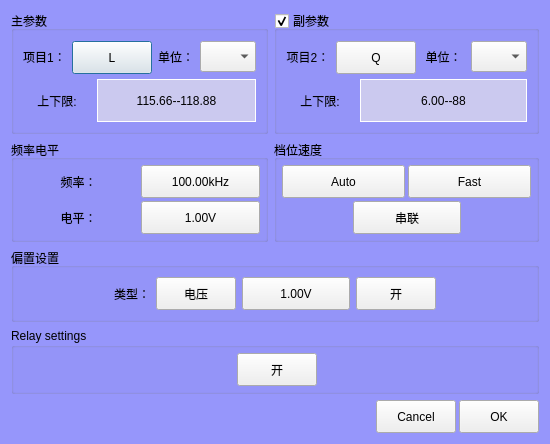
Qt form UiFiles/clsWK6500Meter.ui (caicaiking/WKELightWave) before a commit.
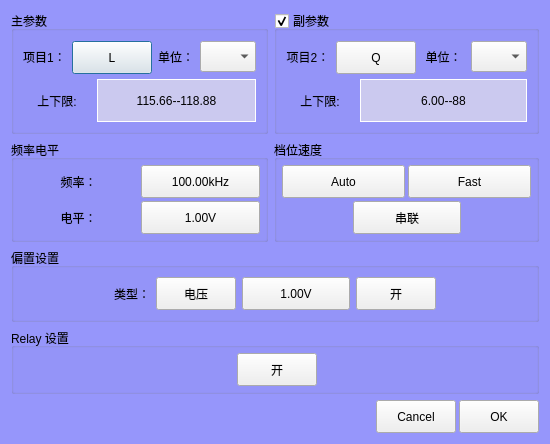
The same form after that commit. Custom widgets are drawn as their Qt base class.

The edit to the form file:
```diff
--- a/UiFiles/clsWK6500Meter.ui
+++ b/UiFiles/clsWK6500Meter.ui
@@ -594,7 +594,7 @@
       <string notr="true">font: 75 12pt &quot;楷体&quot;;</string>
      </property>
      <property name="title">
-      <string>Relay settings</string>
+      <string>Relay 设置</string>
      </property>
      <layout class="QGridLayout" name="gridLayout_5">
       <property name="topMargin">
```
